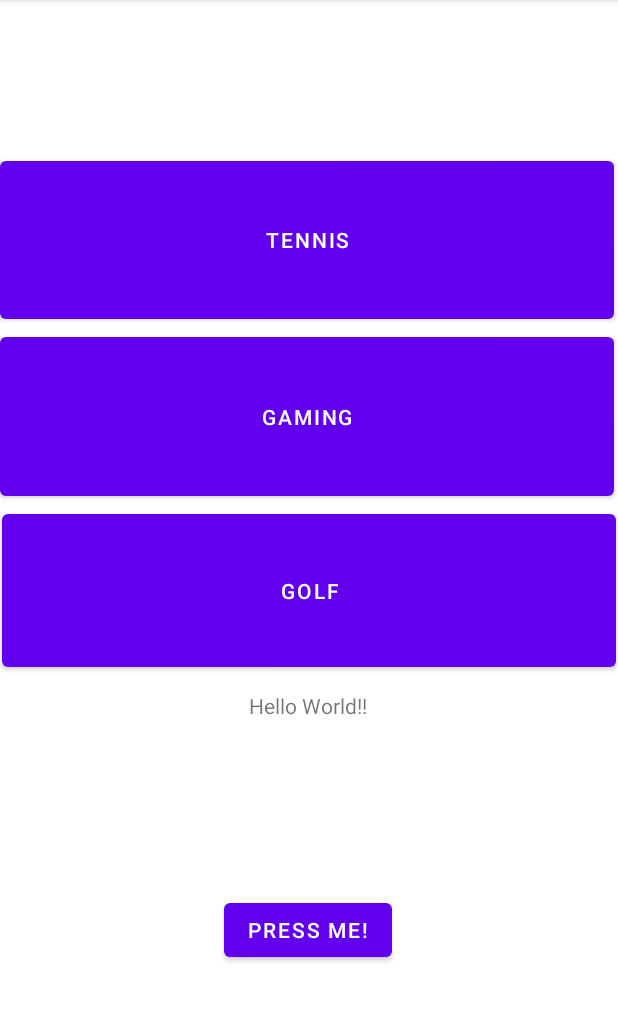
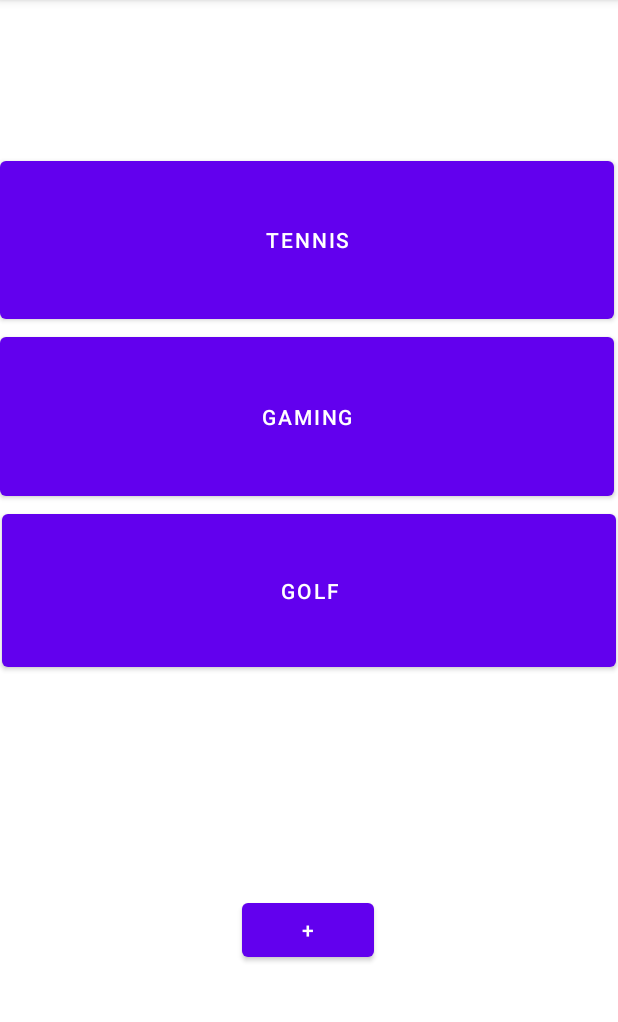
Before and after one commit to ferranjrr/Sports-Meet-Prototipe-App, an Android app: the screen it shows after launch (MainActivity), on a phone screen of 412 x 824 dp, the part 84-1106 px from its top. Run offline under Robolectric (Android 15) with nearby library versions, the phone set to English and light mode, and no system bars.

Commit message:
Delete Hello world

```diff
--- a/app/src/main/java/com/example/myapplication/MainActivity.java
+++ b/app/src/main/java/com/example/myapplication/MainActivity.java
@@ -18,9 +18,6 @@ public class MainActivity extends AppCompatActivity {
         setContentView(R.layout.activity_main);
 
         //setting the variables to the Layout file
-        OurText = findViewById(R.id.textView);
-        TheButton = findViewById(R.id.button);
-
         Button TennisButton = findViewById(R.id.Tennis);
         Button GamingButton = findViewById(R.id.Gaming);
         Button Golf = findViewById(R.id.Golf);
@@ -51,15 +48,5 @@ public class MainActivity extends AppCompatActivity {
                 startActivity(intent);
             }
         });
-
-        //Setting the OnClick Listener
-        TheButton.setOnClickListener(new View.OnClickListener() {
-            @Override
-            public void onClick(View v) {
-
-                // What we want to display when button is clicked
-                OurText.setText("The Button was Clicked!");
-            }
-        });
     }
 }
--- a/app/src/main/res/layout/activity_main.xml
+++ b/app/src/main/res/layout/activity_main.xml
@@ -10,7 +10,6 @@
         android:id="@+id/textView"
         android:layout_width="wrap_content"
         android:layout_height="wrap_content"
-        android:text="Hello World!!"
         app:layout_constraintBottom_toBottomOf="parent"
         app:layout_constraintHorizontal_bias="0.498"
         app:layout_constraintLeft_toLeftOf="parent"
@@ -23,7 +22,7 @@
         android:layout_width="wrap_content"
         android:layout_height="wrap_content"
         android:layout_marginTop="116dp"
-        android:text="Press me!"
+        android:text="+"
         app:layout_constraintEnd_toEndOf="parent"
         app:layout_constraintHorizontal_bias="0.498"
         app:layout_constraintStart_toStartOf="parent"
```
